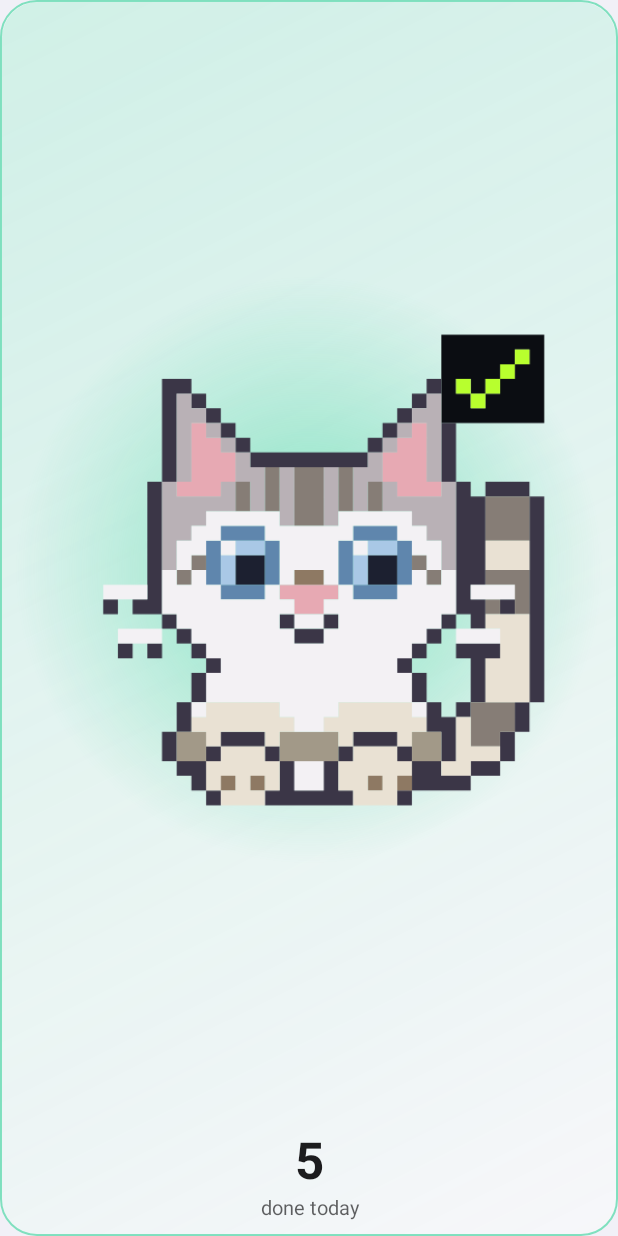
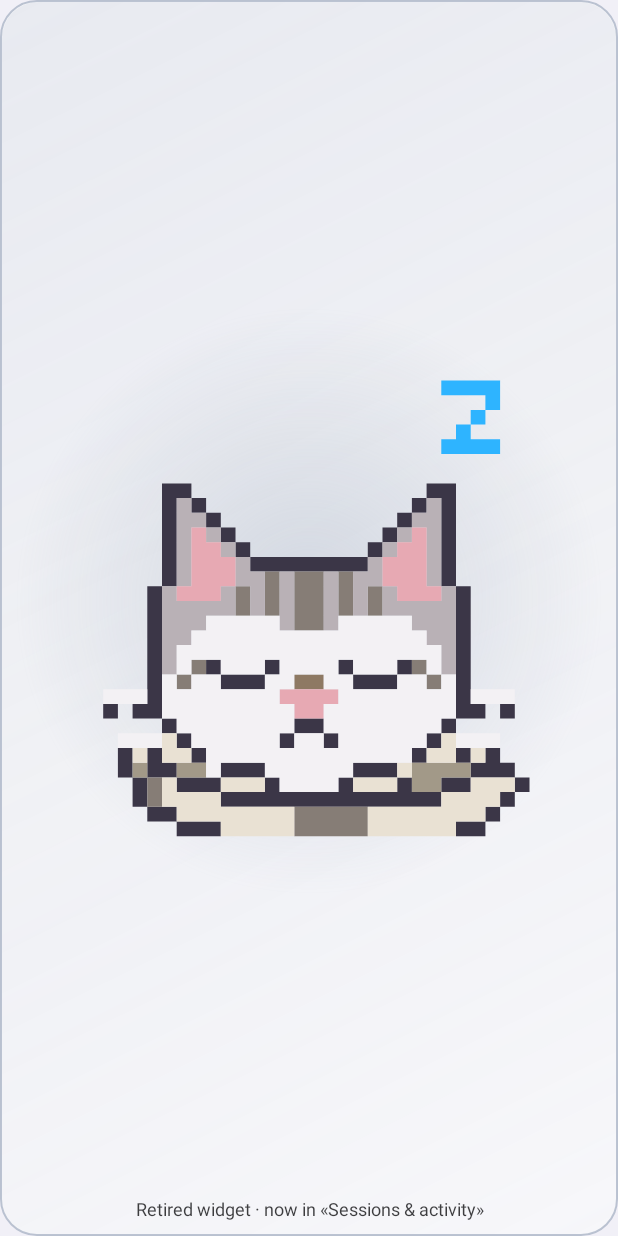
Before and after one commit to Alvarogds04/kenai, an Android app built with Jetpack Compose: the layout widget_preview_today.xml on its own in the app's theme, with its tools: preview values and no code run, on a phone screen of 412 x 824 dp. Run offline under Robolectric (Android 15) with nearby library versions, the phone set to English and light mode, and no system bars.

Commit message:
feat(widgets): retired-widget card, retired labels and previews, EN/ES strings (KN-13 T3)

```diff
--- a/app/src/main/res/layout/widget_preview_today.xml
+++ b/app/src/main/res/layout/widget_preview_today.xml
@@ -1,17 +1,16 @@
 <?xml version="1.0" encoding="utf-8"?>
-<!-- Preview of Today: 5 tasks finished today, with a happy Kenai.
-     A still picture for the Widget picker (android:previewLayout): sample text and numbers, no ids, nothing from the app, no runtime bitmap.
-     It uses the same card, border, gradient, type scale and state colours as the real Widget, so the picker shows what you will get. -->
+<!-- Preview of a RETIRED Widget (KN-13 L6): the small card a placed instance shows for one release, saying where its function lives now.
+     A still picture for the Widget picker (android:previewLayout): sample text, no ids, nothing from the app, no runtime bitmap. -->
 <FrameLayout xmlns:android="http://schemas.android.com/apk/res/android"
     android:layout_width="match_parent"
     android:layout_height="match_parent"
-    android:background="@drawable/widget_card_done">
+    android:background="@drawable/widget_card_muted">
 
     <FrameLayout
         android:layout_width="match_parent"
         android:layout_height="match_parent"
         android:layout_margin="1dp"
-        android:background="@drawable/widget_tint_done" />
+        android:background="@drawable/widget_tint_muted" />
 
     <LinearLayout
         android:layout_width="match_parent"
@@ -26,25 +25,16 @@
             android:layout_weight="1"
             android:importantForAccessibility="no"
             android:scaleType="fitCenter"
-            android:src="@drawable/preview_char_done" />
+            android:src="@drawable/preview_char_idle" />
 
         <TextView
             android:layout_width="match_parent"
             android:layout_height="wrap_content"
+            android:layout_marginTop="6dp"
             android:gravity="center"
-            android:maxLines="1"
-            android:text="@string/widget_sample_today"
-            android:textColor="@color/widget_text"
-            android:textSize="34sp"
-            android:textStyle="bold" />
-
-        <TextView
-            android:layout_width="match_parent"
-            android:layout_height="wrap_content"
-            android:gravity="center"
-            android:maxLines="1"
-            android:text="@string/widget_today_unit"
-            android:textColor="@color/widget_text_secondary"
-            android:textSize="@dimen/widget_text_state" />
+            android:maxLines="3"
+            android:text="@string/widget_retired_text"
+            android:textColor="@color/widget_text_soft"
+            android:textSize="@dimen/widget_text_secondary" />
     </LinearLayout>
 </FrameLayout>
```
Also changed, not shown: app/src/main/kotlin/com/kenai/android/app/RetiredWidgetCard.kt (added, +28 -0 lines), app/src/main/res/drawable/widget_preview_image_mood.xml (+6 -6 lines), app/src/main/res/drawable/widget_preview_image_today.xml (+6 -6 lines), app/src/main/res/layout/widget_preview_mood.xml (+27 -10 lines), app/src/main/res/layout/widget_retired.xml (added, +44 -0 lines), app/src/main/res/values/strings.xml (+16 -10 lines), 5 other files.
